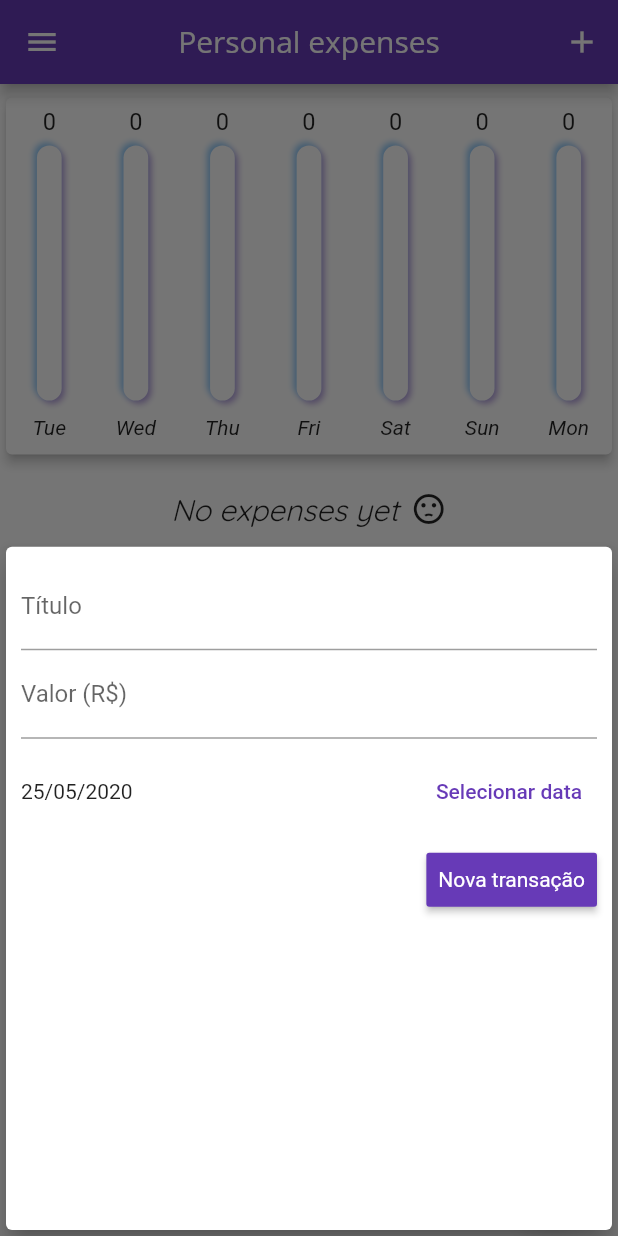
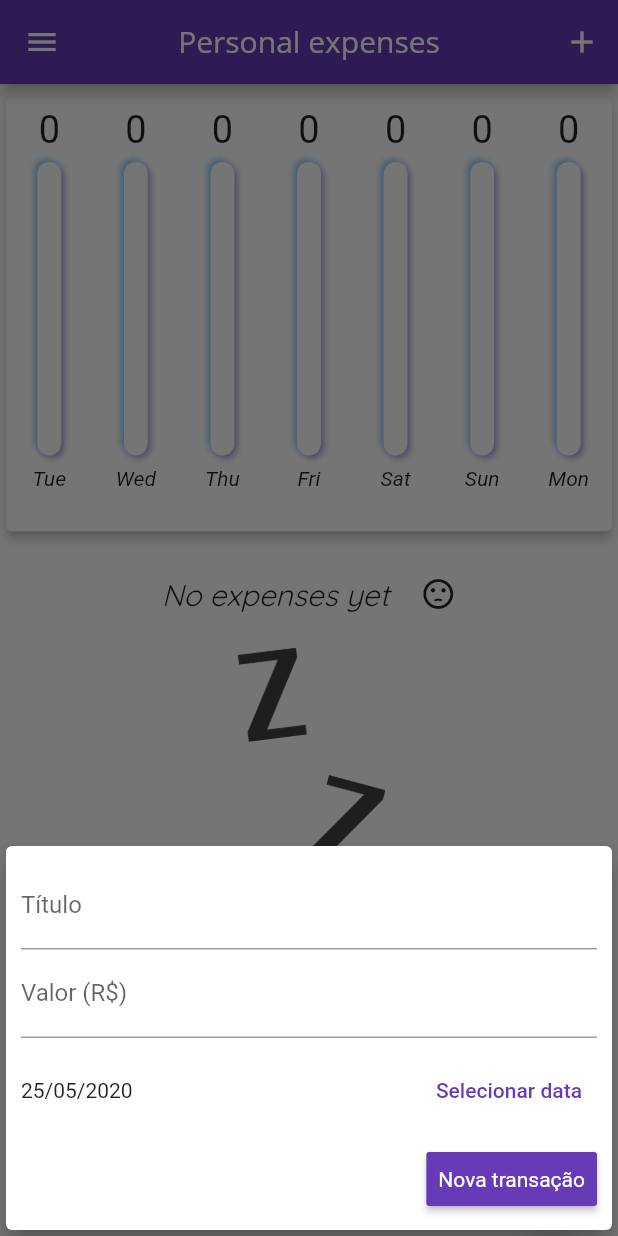
Before and after one commit to waltervsj/flutter-expenses, a Flutter app: the screen it shows after launch, after a tap on the "add" icon, on a phone screen of 412 x 824 dp. Run offline on Flutter 3.47's test engine with Material 2 defaults, Android fonts, the phone set to English and light mode, and no system bars.

Commit message:
Responsive and adaptative improvements

```diff
--- a/lib/components/graficBar.dart
+++ b/lib/components/graficBar.dart
@@ -11,10 +11,12 @@ class GraficBar extends StatelessWidget {
     var value = double.tryParse(transactionMap['value']);
     var borderRadius = percentage > 0.90 ? 15.0 : 4.0;
 
+    return LayoutBuilder(
+      builder: (context, constraints) {
         return Column(
           children: <Widget>[
             Container(
-          height: 18,
+              height: constraints.maxHeight * 0.1,
               margin: EdgeInsets.all(7),
               child: FittedBox(
                 child: Text(value.toStringAsFixed(0)),
@@ -22,6 +24,7 @@ class GraficBar extends StatelessWidget {
             ),
             Expanded(
               child: Container(
+                width: constraints.maxWidth * 0.275,
                 decoration: BoxDecoration(
                   color: Colors.white,
                   boxShadow: [
@@ -38,7 +41,6 @@ class GraficBar extends StatelessWidget {
                   ],
                   borderRadius: BorderRadius.circular(15),
                 ),
-            width: MediaQuery.of(context).size.width / 25,
                 alignment: Alignment.bottomCenter,
                 child: Stack(alignment: Alignment.bottomCenter, children: [
                   FractionallySizedBox(
@@ -79,13 +81,19 @@ class GraficBar extends StatelessWidget {
               ),
             ),
             Container(
-          margin: EdgeInsets.only(top: 10, bottom: 10),
+              height: constraints.maxHeight * 0.1,
+              margin: EdgeInsets.only(
+                top: constraints.maxHeight * 0.025,
+                bottom: constraints.maxHeight * 0.05,
+              ),
               child: Text(
                 transactionMap['day'],
                 style: TextStyle(fontStyle: FontStyle.italic),
               ),
-        ),
+            )
           ],
+        );
+      },
     );
   }
 }
--- a/lib/components/transactionForm.dart
+++ b/lib/components/transactionForm.dart
@@ -42,10 +42,16 @@ class _TransactionFormState extends State<TransactionForm> {
 
   @override
   Widget build(BuildContext context) {
-    return Card(
+    return SingleChildScrollView(
+      child: Card(
         elevation: 7,
         child: Padding(
-        padding: const EdgeInsets.all(10),
+          padding: EdgeInsets.only(
+            top: 10,
+            right: 10,
+            left: 10,
+            bottom: 10 + MediaQuery.of(context).viewInsets.bottom,
+          ),
           child: Column(
             children: <Widget>[
               TextField(
@@ -59,8 +65,8 @@ class _TransactionFormState extends State<TransactionForm> {
               ),
               TextField(
                 controller: _valueController,
-              keyboardType:
-                  TextInputType.numberWithOptions(decimal: true, signed: false),
+                keyboardType: TextInputType.numberWithOptions(
+                    decimal: true, signed: false),
                 onSubmitted: (_) {
                   _submitForm();
                 },
@@ -104,6 +110,7 @@ class _TransactionFormState extends State<TransactionForm> {
             ],
           ),
         ),
+      ),
     );
   }
 }
--- a/lib/components/transactionList.dart
+++ b/lib/components/transactionList.dart
@@ -58,18 +58,27 @@ class TransactionList extends StatelessWidget {
                     ),
                     subtitle: Text(DateFormat('dd MMMM y', 'pt-BR')
                         .format(transaction.date)),
-                    trailing: IconButton(
+                    trailing: MediaQuery.of(context).size.width > 400
+                        ? FlatButton.icon(
+                            onPressed: () => this.onRemove(transaction.id),
+                            icon: Icon(Icons.delete),
+                            label: Text('Excluir'),
+                            textColor: Colors.red[300],
+                          )
+                        : IconButton(
+                            onPressed: () => this.onRemove(transaction.id),
                             icon: Icon(Icons.delete),
                             color: Colors.red[300],
-                      onPressed: () => this.onRemove(transaction.id),
                           ),
                   ),
                 );
               },
             ),
           )
-        : Padding(
-            padding: const EdgeInsets.all(15.0),
+        : LayoutBuilder(
+            builder: (ctx, constraints) {
+              return Padding(
+                padding: EdgeInsets.all(constraints.maxWidth * 0.05),
                 child: Column(
                   children: <Widget>[
                     Row(
@@ -78,13 +87,15 @@ class TransactionList extends StatelessWidget {
                         Text(
                           'No expenses yet',
                           style: TextStyle(
-                        fontSize: 20,
+                            fontSize:
+                                MediaQuery.of(context).textScaleFactor * 20,
                             fontFamily: 'Quicksand',
                             fontStyle: FontStyle.italic,
                           ),
                         ),
                         Padding(
-                      padding: const EdgeInsets.only(left: 8.0),
+                          padding: EdgeInsets.only(
+                              left: constraints.maxWidth * 0.05),
                           child: Icon(
                             Icons.sentiment_dissatisfied,
                           ),
@@ -92,9 +103,10 @@ class TransactionList extends StatelessWidget {
                       ],
                     ),
                     Padding(
-                  padding: const EdgeInsets.only(top: 17.5),
+                      padding:
+                          EdgeInsets.only(top: constraints.maxHeight * 0.05),
                       child: Container(
-                    height: 200,
+                        height: constraints.maxHeight * 0.5,
                         child: Image.asset('assets/images/waiting.png',
                             fit: BoxFit.cover),
                       ),
@@ -102,5 +114,7 @@ class TransactionList extends StatelessWidget {
                   ],
                 ),
               );
+            },
+          );
   }
 }
--- a/lib/main.dart
+++ b/lib/main.dart
@@ -52,6 +52,7 @@ class MyHomePage extends StatefulWidget {
 }
 
 class _MyHomePageState extends State<MyHomePage> {
+  bool _showChart = false;
   Future<void> _addTransaction(
     String titulo,
     double valor,
@@ -77,6 +78,7 @@ class _MyHomePageState extends State<MyHomePage> {
       Transactions.transactionsData.removeWhere((tr) => tr.id == id);
     });
   }
+
   _openTransactionFormModal(BuildContext ctx) {
     showModalBottomSheet(
       context: ctx,
@@ -88,6 +90,8 @@ class _MyHomePageState extends State<MyHomePage> {
 
   @override
   Widget build(BuildContext context) {
+    bool isLandscape =
+        MediaQuery.of(context).orientation == Orientation.landscape;
     return Scaffold(
       backgroundColor: Colors.white,
       appBar: AppBar(
@@ -96,6 +100,15 @@ class _MyHomePageState extends State<MyHomePage> {
           'Personal expenses',
         ),
         actions: <Widget>[
+          if (isLandscape)
+            IconButton(
+              icon: Icon(_showChart ? Icons.list : Icons.show_chart),
+              onPressed: () => {
+                setState(() {
+                  _showChart = !_showChart;
+                })
+              },
+            ),
           IconButton(
             icon: Icon(Icons.add),
             onPressed: () => {
@@ -105,12 +118,15 @@ class _MyHomePageState extends State<MyHomePage> {
         ],
       ),
       drawer: AppHeader(),
-      body: Column(
+      body: SafeArea(
+        child: Column(
           children: [
+            if (_showChart || !isLandscape)
               Flexible(
-            flex: 3,
+                flex: 4,
                 child: Grafic(Transactions.recentTransactions),
               ),
+            if (!_showChart || !isLandscape)
               Flexible(
                 flex: 6,
                 child: TransactionList(
@@ -119,6 +135,7 @@ class _MyHomePageState extends State<MyHomePage> {
                 ),
               ),
           ],
+        ),
       ),
       floatingActionButton: FloatingActionButton(
         backgroundColor: Colors.deepPurple,
```
Lines whose indentation alone changed are shown as unchanged.
